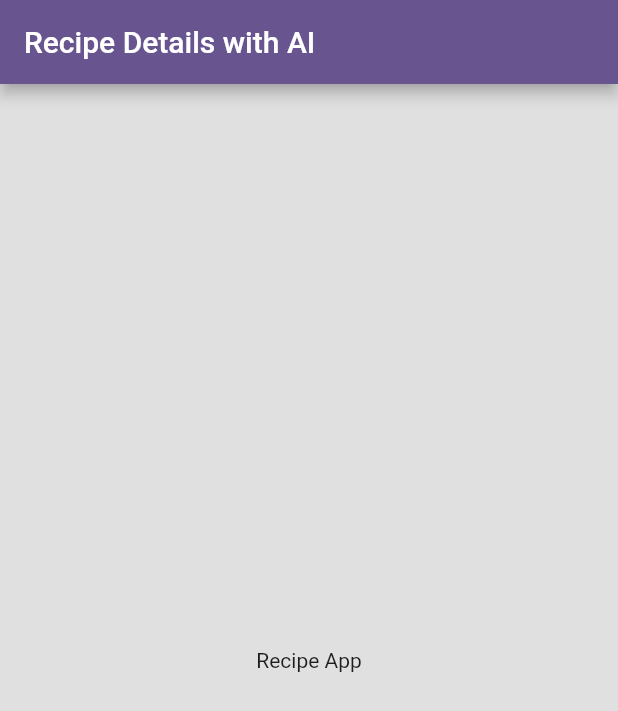
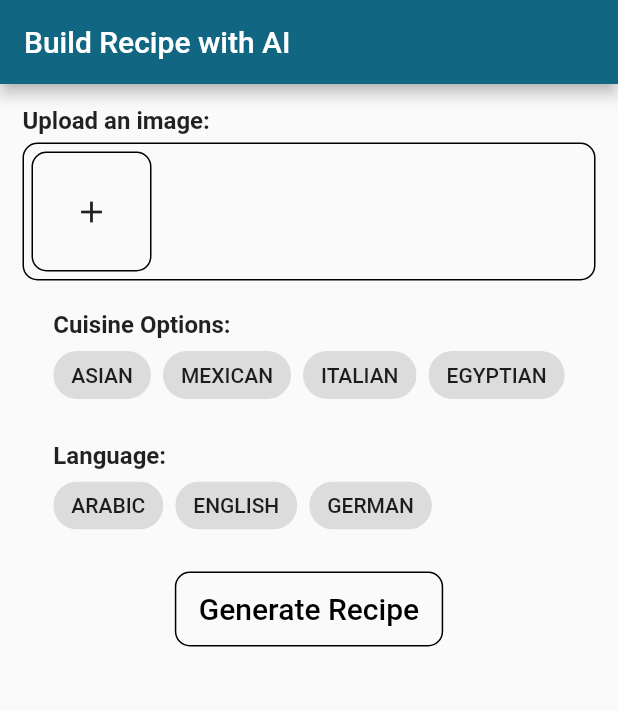
Before and after one commit to mahmoudalaa97/Build_with_AI_Apps, a Flutter app: the screen it shows after launch, on a phone screen of 412 x 824 dp. Shown: the top 711 px of the screen. Run offline on Flutter 3.47's test engine with Material 3 defaults, Android fonts, the phone set to English and light mode, and no system bars; our stand-ins replace flutter_markdown, google_generative_ai, image_picker.

Commit message:
init the recipe generated with ai project

````diff
--- a/lib/main.dart
+++ b/lib/main.dart
@@ -1,9 +1,12 @@
-import 'package:build_with_ai_workshop/recipe_page.dart';
 import 'package:flutter/material.dart';
+import 'src/presentation/home_controller.dart';
+import 'src/presentation/home_page.dart';
 
 /// Get the API key from the environment.
 const String apiKey = String.fromEnvironment('API_KEY');
+
 void main() {
+  WidgetsFlutterBinding.ensureInitialized();
   runApp(const MyApp());
 }
 
@@ -16,10 +19,12 @@ class MyApp extends StatelessWidget {
     return MaterialApp(
       title: 'Build With AI',
       theme: ThemeData(
-        colorScheme: ColorScheme.fromSeed(seedColor: Colors.deepPurple),
+        colorScheme: ColorScheme.fromSeed(seedColor: Colors.blueGrey),
         useMaterial3: false,
       ),
-      home: const RecipeGeneratedPage(),
+      home: HomePage(
+        recipeController: RecipeController.instance,
+      ),
     );
   }
 }
--- a/lib/recipe_model.dart
+++ /dev/null
@@ -1,3 +0,0 @@
-
-
-class RecipeModel {}
--- a/lib/recipe_page.dart
+++ /dev/null
@@ -1,76 +0,0 @@
-import 'package:build_with_ai_workshop/main.dart';
-import 'package:build_with_ai_workshop/recipe_model.dart';
-import 'package:flutter/material.dart';
-import 'package:google_generative_ai/google_generative_ai.dart';
-import 'package:image_picker/image_picker.dart';
-
-class RecipeGeneratedPage extends StatefulWidget {
-  const RecipeGeneratedPage({super.key});
-
-  @override
-  State<RecipeGeneratedPage> createState() => _RecipeGeneratedPageState();
-}
-
-class _RecipeGeneratedPageState extends State<RecipeGeneratedPage> {
-  XFile? _imageFile;
-
-  Future<XFile?> getImageFromGallery() async {
-    final ImagePicker picker = ImagePicker();
-    _imageFile = await picker.pickImage(source: ImageSource.gallery);
-    if (_imageFile != null) {
-      setState(() {});
-      debugPrint(_imageFile?.path);
-      debugPrint(apiKey);
-      return _imageFile;
-    } else {
-      debugPrint('No image selected.');
-    }
-    return null;
-  }
-
-  Future<void> generateRecipeDetailsWithAI() async {
-    try {
-      final model = GenerativeModel(model: 'gemini-pro-vision', apiKey: apiKey);
-      final imageBytes = await _imageFile?.readAsBytes();
-      final prompt = TextPart('''{Write here the Prompt}''');
-      if (imageBytes == null) {
-        throw Exception('No image selected.');
-      }
-      final imageParts = DataPart('image/jpeg', imageBytes);
-      final response = await model.generateContent([
-        Content.multi([prompt, imageParts])
-      ]);
-      final String resultString =
-          response.text?.replaceAll('```json', '').replaceAll('```', '') ??
-              "{}";
-    } on Exception catch (e) {
-      debugPrint('Error: $e');
-    }
-  }
-
-  void setValueGenerated(RecipeModel product) {
-    setState(() {
-      ScaffoldMessenger.of(context).showSnackBar(
-        const SnackBar(
-          content: Text('Recipe Details Generated Successfully!'),
-          backgroundColor: Colors.green,
-        ),
-      );
-
-      /// Write here the implementation code
-    });
-  }
-
-  @override
-  Widget build(BuildContext context) {
-    return Scaffold(
-      appBar: AppBar(
-        title: const Text('Recipe Details with AI'),
-      ),
-      backgroundColor: Colors.black12,
-      body: const Center(
-        child: Text("Recipe App"),
-      ),
-    );
-  }
-}
--- /dev/null
+++ b/lib/src/presentation/home_controller.dart
@@ -0,0 +1,167 @@
+import 'dart:typed_data';
+import 'package:build_with_ai_workshop/src/presentation/result_page.dart';
+import 'package:flutter/material.dart';
+import 'package:google_generative_ai/google_generative_ai.dart';
+import 'package:image_picker/image_picker.dart';
+
+import 'package:build_with_ai_workshop/main.dart';
+
+enum RecipeStatus { initial, loading, success, failure }
+
+class RecipeController extends ChangeNotifier {
+  RecipeController._();
+  static final RecipeController instance = RecipeController._();
+
+  final List<XFile> imageFiles = [];
+
+  RecipeStatus status = RecipeStatus.initial;
+
+  List<String> selectedCuisineChips = [];
+  List<String> cuisineOptions = [
+    'asian',
+    'mexican',
+    'italian',
+    'egyptian',
+  ];
+  List<String> languageOptions = ['Arabic', 'English', 'German'];
+  List<String> selectedLanguageChips = [];
+
+  void onSelectionLanguageChanged(List<String> newSelectedChips) {
+    selectedLanguageChips = newSelectedChips;
+    notifyListeners();
+  }
+
+  Future<XFile?> getImageFromGallery() async {
+    final ImagePicker picker = ImagePicker();
+    var imagePicked = await picker.pickImage(source: ImageSource.gallery);
+    if (imagePicked != null) {
+      debugPrint(apiKey);
+      return imagePicked;
+    } else {
+      debugPrint('No image selected.');
+    }
+    return null;
+  }
+
+  void onImageSelected(
+    int? index,
+  ) {
+    getImageFromGallery().then((value) {
+      if (value != null) {
+        if (index != null) {
+          imageFiles[index] = value;
+        } else {
+          imageFiles.add(value);
+        }
+        notifyListeners();
+      }
+    });
+  }
+
+  Future<void> generateRecipeDetailsWithAI(context) async {
+    try {
+      status = RecipeStatus.loading;
+      notifyListeners();
+
+      final model = GenerativeModel(model: 'gemini-1.5-flash', apiKey: apiKey);
+
+      // Write the prompt here
+      // I have the following dietary restrictions: None
+      // Optionally also include the following ingredients: none
+      final prompt = TextPart('''
+Recommend a recipe for me based on the provided image  .
+The recipe should only contain real, edible ingredients.
+
+If the image or images attached don't contain any food items, respond to say that you cannot recommend a recipe with inedible ingredients.
+
+Adhere to food safety and handling best practices like ensuring that poultry is fully cooked.
+
+Use this Language to text generated : ${selectedLanguageChips.join(', ')}
+
+Use the following types of cuisine: {${selectedCuisineChips.join(', ')}}
+
+After providing the recipe, explain creatively why the recipe is good based on only the ingredients used in the recipe.
+
+Provide a summary of how many people the recipe will serve and the the nutritional information per serving.
+List out any ingredients that are potential allergens.
+''');
+      List<DataPart> imageParts = await generateDataPartsFromImages(imageFiles);
+
+      if (imageParts.isEmpty) {
+        ScaffoldMessenger.of(context).showSnackBar(
+          const SnackBar(
+            content:
+                Text('Please select an image to generate the recipe details!'),
+            backgroundColor: Colors.red,
+          ),
+        );
+        return;
+      }
+
+      var promptContent = Content.multi([prompt, ...imageParts]);
+      var result = await model.generateContent([promptContent]);
+
+      /// Show a success snackbar
+      ScaffoldMessenger.of(context).showSnackBar(
+        const SnackBar(
+          content: Text('Recipe Details Generated Successfully!'),
+          backgroundColor: Colors.green,
+        ),
+      );
+
+      /// Navigate to the result page
+      Navigator.of(context).push(MaterialPageRoute(builder: (context) {
+        return ResultPage(
+          result: result.text ?? "",
+          isArabic: selectedLanguageChips.contains('Arabic'),
+        );
+      }));
+    } on Exception catch (e) {
+      debugPrint('Error: $e');
+
+      status = RecipeStatus.failure;
+      notifyListeners();
+    } finally {
+      status = RecipeStatus.success;
+      notifyListeners();
+    }
+  }
+
+  Future<List<DataPart>> generateDataPartsFromImages(
+      List<XFile> imagesFiles) async {
+    final List<Uint8List> imageBytes = [];
+    for (var image in imagesFiles) {
+      final bytes = await image.readAsBytes();
+      imageBytes.add(bytes);
+    }
+    final List<DataPart> imageParts = [];
+    for (var image in imageBytes) {
+      imageParts.add(DataPart('image/jpeg', image));
+    }
+    return imageParts;
+  }
+
+  String handleTheJsonTag(String text) {
+    if (text.contains("```json")) {
+      return text.replaceAll('```json', '').replaceAll('```', '');
+    }
+    return text;
+  }
+
+  void resetResult() {
+    imageFiles.clear();
+    selectedCuisineChips.clear();
+    selectedLanguageChips.clear();
+    notifyListeners();
+  }
+
+  onImageRemoved(int index) {
+    imageFiles.removeAt(index);
+    notifyListeners();
+  }
+
+  void onSelectionCuisineChanged(List<String> value) {
+    selectedCuisineChips = value;
+    notifyListeners();
+  }
+}
--- /dev/null
+++ b/lib/src/presentation/home_page.dart
@@ -0,0 +1,77 @@
+import 'package:build_with_ai_workshop/src/presentation/home_controller.dart';
+import 'package:build_with_ai_workshop/src/presentation/widgets/widgets.dart';
+import 'package:flutter/material.dart';
+
+class HomePage extends StatelessWidget {
+  final RecipeController recipeController;
+  const HomePage({Key? key, required this.recipeController}) : super(key: key);
+
+  @override
+  Widget build(BuildContext context) {
+    return Scaffold(
+      appBar: AppBar(
+        title: const Text('Build Recipe with AI'),
+      ),
+      body: Padding(
+        padding: const EdgeInsets.all(15.0),
+        child: ListenableBuilder(
+          listenable: recipeController,
+          builder: (context, __) => Column(
+            children: [
+              ImagesPickContainer(
+                onImageSelected: recipeController.onImageSelected,
+                onImageRemoved: recipeController.onImageRemoved,
+                imageFiles: recipeController.imageFiles,
+              ),
+              const SizedBox(height: 20),
+              Column(
+                crossAxisAlignment: CrossAxisAlignment.start,
+                children: [
+                  CustomChips(
+                    title: 'Cuisine Options:',
+                    options: recipeController.cuisineOptions,
+                    selectedChips: recipeController.selectedCuisineChips,
+                    isSingleSelection: true,
+                    onSelectionChanged:
+                        recipeController.onSelectionCuisineChanged,
+                  ),
+                  const SizedBox(height: 20),
+                  CustomChips(
+                    title: 'Language:',
+                    options: recipeController.languageOptions,
+                    selectedChips: recipeController.selectedLanguageChips,
+                    isSingleSelection: true,
+                    onSelectionChanged:
+                        recipeController.onSelectionLanguageChanged,
+                  ),
+                ],
+              ),
+              const SizedBox(height: 20),
+              LoadingOrResultWidget(
+                isLoading: recipeController.status == RecipeStatus.loading,
+                resultWidget: Column(
+                  mainAxisSize: MainAxisSize.max,
+                  children: [
+                    CustomButton(
+                      onPressed: () async => await recipeController
+                          .generateRecipeDetailsWithAI(context),
+                      buttonText: "Generate Recipe",
+                      textColor: Colors.black,
+                      borderColor: Colors.black,
+                    ),
+                    CustomButton(
+                      visible: recipeController.imageFiles.isNotEmpty,
+                      onPressed: recipeController.resetResult,
+                      buttonText: "Reset",
+                      textColor: Colors.red,
+                    ),
+                  ],
+                ),
+              )
+            ],
+          ),
+        ),
+      ),
+    );
+  }
+}
--- /dev/null
+++ b/lib/src/presentation/widgets/custom_button_widget.dart
@@ -0,0 +1,43 @@
+import 'package:flutter/material.dart';
+
+class CustomButton extends StatelessWidget {
+  final double height;
+  final VoidCallback onPressed;
+  final String buttonText;
+  final Color textColor;
+  final double fontSize;
+  final Color borderColor;
+  final double borderRadius;
+  final bool visible;
+
+  const CustomButton({
+    Key? key,
+    this.height = 50.0,
+    required this.onPressed,
+    required this.buttonText,
+    required this.textColor,
+    this.fontSize = 20.0,
+    this.borderColor = Colors.transparent,
+    this.borderRadius = 10.0,
+    this.visible = true,
+  }) : super(key: key);
+
+  @override
+  Widget build(BuildContext context) {
+    return Visibility(
+      visible: visible,
+      child: MaterialButton(
+        height: height,
+        shape: RoundedRectangleBorder(
+          borderRadius: BorderRadius.circular(borderRadius),
+          side: BorderSide(color: borderColor),
+        ),
+        onPressed: onPressed,
+        child: Text(
+          buttonText,
+          style: TextStyle(color: textColor, fontSize: fontSize),
+        ),
+      ),
+    );
+  }
+}
--- /dev/null
+++ b/lib/src/presentation/widgets/custom_chips_widget.dart
@@ -0,0 +1,56 @@
+import 'package:flutter/material.dart';
+
+class CustomChips extends StatelessWidget {
+  final String title;
+  final List<String> options;
+  final List<String> selectedChips;
+  final ValueChanged<List<String>> onSelectionChanged;
+  final bool isSingleSelection; // Add this boolean flag
+
+  const CustomChips({
+    Key? key,
+    required this.title,
+    required this.options,
+    required this.selectedChips,
+    required this.onSelectionChanged,
+    this.isSingleSelection = false, // Set a default value for isSingleSelection
+  }) : super(key: key);
+
+  @override
+  Widget build(BuildContext context) {
+    return Column(
+      crossAxisAlignment: CrossAxisAlignment.start,
+      children: [
+        Text(
+          title,
+          style: const TextStyle(
+            fontSize: 16,
+            fontWeight: FontWeight.bold,
+          ),
+        ),
+        Wrap(
+          spacing: 8,
+          children: options.map((option) {
+            return ChoiceChip(
+              label: Text(option.toUpperCase()),
+              selected: selectedChips.contains(option),
+              selectedColor: const Color.fromARGB(255, 157, 214, 255),
+              onSelected: (selected) {
+                if (isSingleSelection) {
+                  // Clear the selectedChips list before adding the new selection
+                  selectedChips.clear();
+                }
+                if (selected) {
+                  selectedChips.add(option);
+                } else {
+                  selectedChips.remove(option);
+                }
+                onSelectionChanged(List.from(selectedChips));
+              },
+            );
+          }).toList(),
+        ),
+      ],
+    );
+  }
+}
--- /dev/null
+++ b/lib/src/presentation/widgets/images_pick_container_widget.dart
@@ -0,0 +1,93 @@
+import 'dart:io';
+
+import 'package:flutter/material.dart';
+
+import 'package:image_picker/image_picker.dart';
+
+class ImagesPickContainer extends StatelessWidget {
+  final void Function(int? index) onImageSelected;
+  final void Function(int index)? onImageRemoved;
+  final List<XFile?>? imageFiles;
+  const ImagesPickContainer(
+      {super.key,
+      required this.onImageSelected,
+      required this.onImageRemoved,
+      required this.imageFiles});
+
+  @override
+  Widget build(BuildContext context) {
+    var screenSize = MediaQuery.of(context).size;
+    return Column(
+      crossAxisAlignment: CrossAxisAlignment.start,
+      children: [
+        const Text(
+          "Upload an image:",
+          style: TextStyle(
+            fontSize: 16,
+            fontWeight: FontWeight.bold,
+          ),
+        ),
+        const SizedBox(height: 5),
+        Container(
+          width: screenSize.width,
+          padding: const EdgeInsets.all(5),
+          decoration: BoxDecoration(
+            border: Border.all(color: Colors.black),
+            borderRadius: BorderRadius.circular(10),
+          ),
+          child: Wrap(
+            spacing: 5,
+            runSpacing: 5,
+            children: [
+              ...imageFiles?.map((imageFile) {
+                    return GestureDetector(
+                      onTap: () {
+                        onImageSelected(imageFiles!.indexOf(imageFile));
+                      },
+                      onLongPress: () {
+                        if (onImageRemoved != null) {
+                          onImageRemoved!(imageFiles!.indexOf(imageFile));
+                        }
+                      },
+                      child: Container(
+                        height: 80,
+                        width: 80,
+                        decoration: BoxDecoration(
+                          border: Border.all(color: Colors.black),
+                          borderRadius: BorderRadius.circular(10),
+                        ),
+                        child: imageFile?.path.isNotEmpty == true
+                            ? ClipRRect(
+                                borderRadius: BorderRadius.circular(10),
+                                child: Image.file(
+                                  File(imageFile!.path),
+                                  fit: BoxFit.cover,
+                                ),
+                              )
+                            : const Icon(Icons.photo),
+                      ),
+                    );
+                  }).toList() ??
+                  [],
+              if ((imageFiles?.length ?? 0) < 5)
+                Container(
+                  height: 80,
+                  width: 80,
+                  decoration: BoxDecoration(
+                    border: Border.all(color: Colors.black),
+                    borderRadius: BorderRadius.circular(10),
+                  ),
+                  child: IconButton(
+                    icon: const Icon(Icons.add),
+                    onPressed: () {
+                      onImageSelected(null);
+                    },
+                  ),
+                ),
+            ],
+          ),
+        ),
+      ],
+    );
+  }
+}
--- /dev/null
+++ b/lib/src/presentation/widgets/loading_or_result_widget.dart
@@ -0,0 +1,19 @@
+import 'package:flutter/material.dart';
+
+class LoadingOrResultWidget extends StatelessWidget {
+  final bool isLoading;
+  final Widget loadingWidget;
+  final Widget resultWidget;
+
+  const LoadingOrResultWidget({
+    Key? key,
+    required this.isLoading,
+    this.loadingWidget = const CircularProgressIndicator(),
+    required this.resultWidget,
+  }) : super(key: key);
+
+  @override
+  Widget build(BuildContext context) {
+    return isLoading ? loadingWidget : resultWidget;
+  }
+}
--- /dev/null
+++ b/lib/src/presentation/widgets/widgets.dart
@@ -0,0 +1,4 @@
+export 'loading_or_result_widget.dart';
+export 'images_pick_container_widget.dart';
+export 'custom_chips_widget.dart';
+export 'custom_button_widget.dart';
--- a/pubspec.yaml
+++ b/pubspec.yaml
@@ -37,7 +37,7 @@ dependencies:
   cupertino_icons: ^1.0.2
   image_picker: ^1.0.8
   google_generative_ai: ^0.3.1
-  flutter_easyloading: ^3.0.5
+  flutter_markdown: ^0.6.20
 
 dev_dependencies:
   flutter_test:
````
Also changed, not shown: lib/src/presentation/result_page.dart (added, +31 -0 lines), pubspec.lock.
